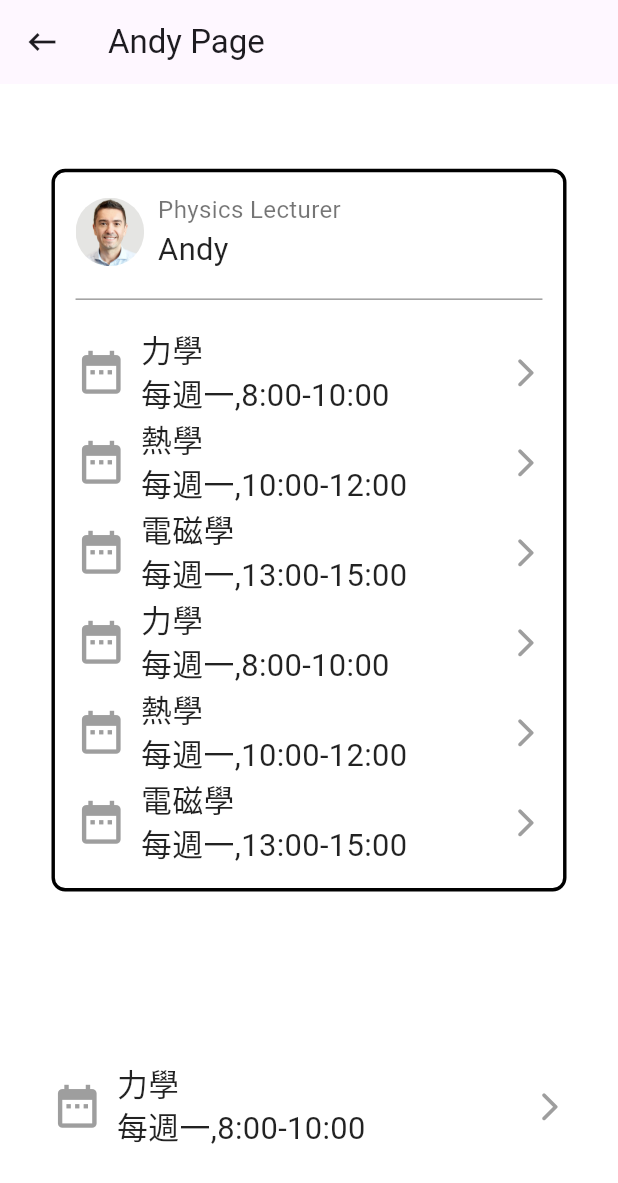
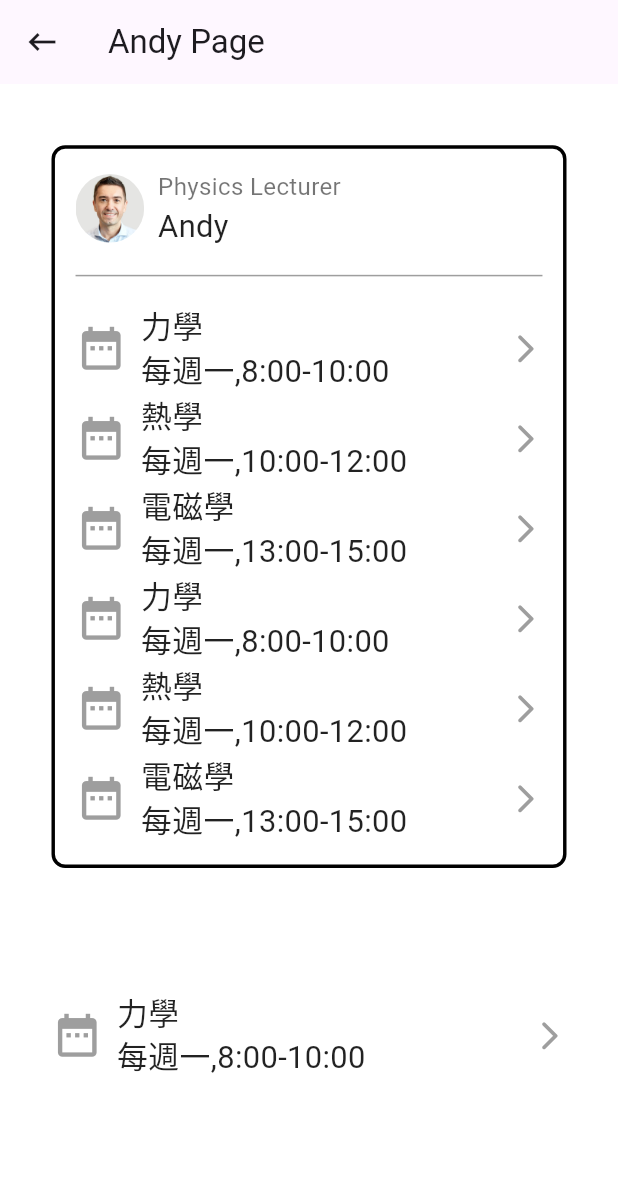
Before and after one commit to slash2270/outland_ans1, a Flutter app: the screen it shows after launch, after a tap on "Physics Lecturer", after a tap on "力學", on a phone screen of 412 x 824 dp. Shown: the top 1183 px of the screen. Run offline on Flutter 3.47's test engine with Material 3 defaults, Android fonts, the phone set to English and light mode, and no system bars; our stand-ins replace flutter_screenutil, go_router.

```diff
--- a/lib/base/base_page.dart
+++ b/lib/base/base_page.dart
@@ -1,5 +1,6 @@
 import 'dart:io';
 
+import 'package:flutter/foundation.dart';
 import 'package:flutter/material.dart';
 import 'package:go_router/go_router.dart';
 import 'package:outland/base/child/base_sencond_page.dart';
@@ -24,7 +25,7 @@ abstract class BasePageState<T extends BasePage> extends State<T> with RouteAwar
             ? const SizedBox.shrink()
             : const BaseSecondPage()
        ),
-        SizedBox(height: Platform.isAndroid ? MediaQuery.of(context).padding.bottom : 0)
+        SizedBox(height: Constants.bottomBarHeight)
       ],
     );
   }
--- a/lib/util/constants.dart
+++ b/lib/util/constants.dart
@@ -1,8 +1,13 @@
+import 'dart:io';
+
+import 'package:flutter/foundation.dart';
 import 'package:flutter/material.dart';
 import 'package:flutter_screenutil/flutter_screenutil.dart';
 
 class Constants {
 
+  /// object
+  static double get bottomBarHeight => (kIsWeb ? 70 : Platform.isAndroid ? 55 : 0).w;
   /// eventbus
   static String isBack = 'isBack';
   /// style
```
